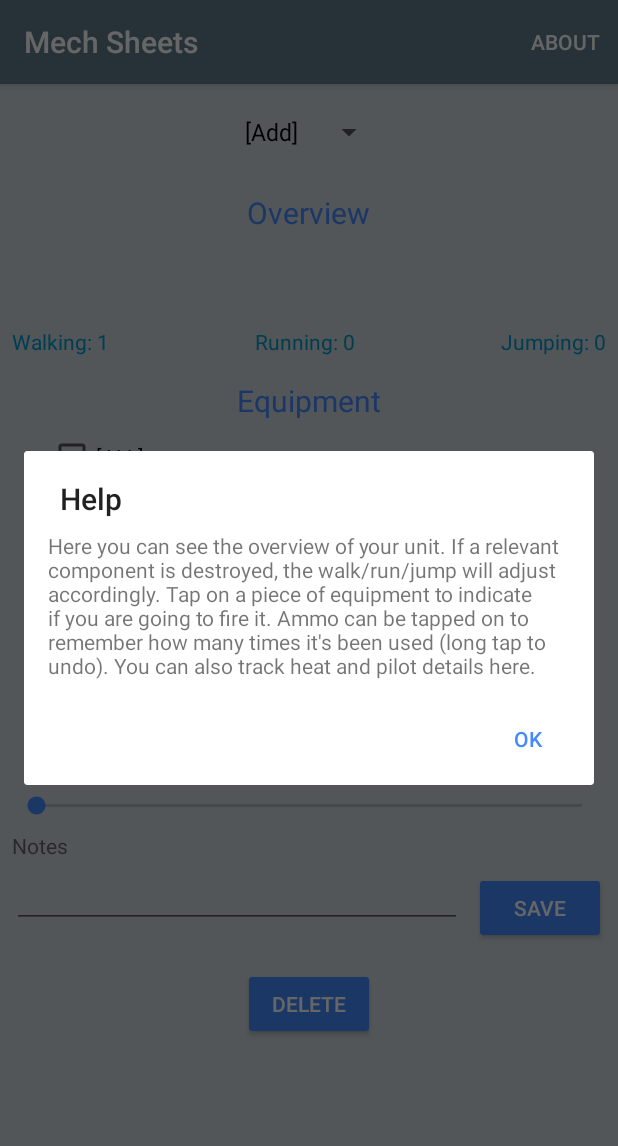
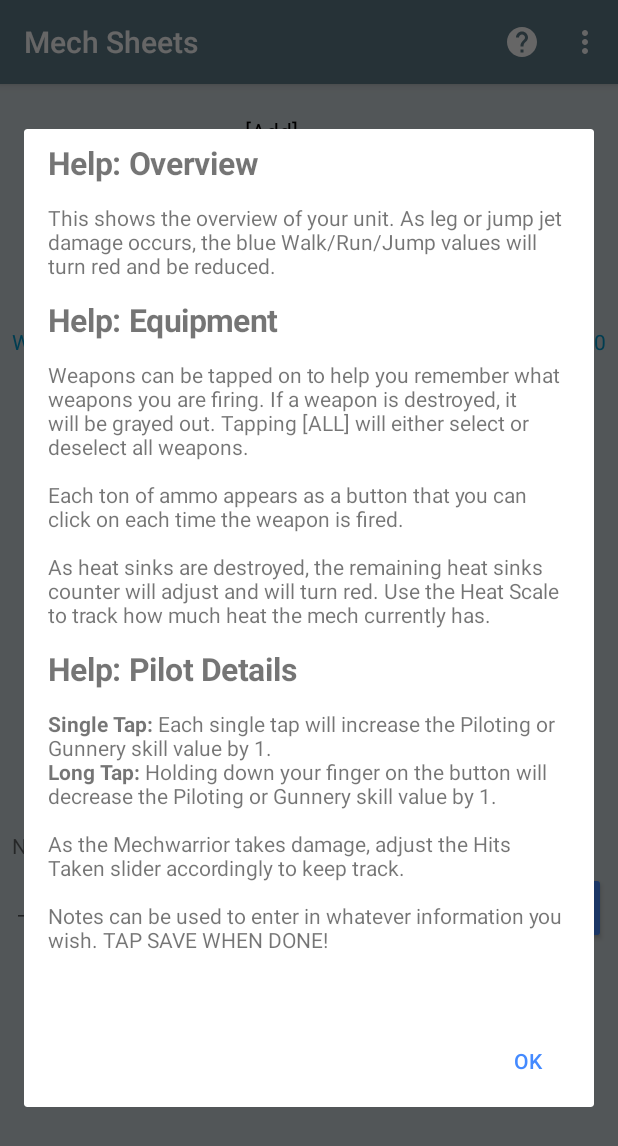
Before and after one commit to Terence-D/MechSheets, an Android app: the fragment FragmentOverview placed in its activity, on a phone screen of 412 x 824 dp. Shown: the top 1146 px of the screen. Run offline under Robolectric (Android 15) with nearby library versions, the phone set to English and light mode, and no system bars; 44 statements that could not run were skipped.

Commit message:
fixed bug with single heatsinks being inverted if they have taken damage or not Greatly expanded help screen Added Help menu to view help at any time Consolidated Dialog viewing into single piece of code Made not field multi line limited how much of the description is shown on the top chooser

```diff
--- a/app/build.gradle
+++ b/app/build.gradle
@@ -13,8 +13,8 @@ android {
         applicationId "ca.coffeeshopstudio.meksheets"
         minSdkVersion 19
         targetSdkVersion 27
-        versionCode 3
-        versionName "1.0.1"
+        versionCode 4
+        versionName "1.1"
         testInstrumentationRunner "android.support.test.runner.AndroidJUnitRunner"
     }
     buildTypes {
--- a/app/src/main/java/ca/coffeeshopstudio/meksheets/models/Mek.java
+++ b/app/src/main/java/ca/coffeeshopstudio/meksheets/models/Mek.java
@@ -767,7 +767,8 @@ public class Mek {
             //regular heatsinks are easy - just count
             for (Component component : location) {
                 if (component.getName().replace(" ", "").contains(MTF_HEAT_SINK)) {
-                    hsCount++; //that was easy
+                    if (!component.isFunctioning())
+                        hsCount++; //that was easy
                 }
             }
         } else { //double heat sinks
--- a/app/src/main/java/ca/coffeeshopstudio/meksheets/views/ActivityMain.java
+++ b/app/src/main/java/ca/coffeeshopstudio/meksheets/views/ActivityMain.java
@@ -15,6 +15,7 @@ import android.support.annotation.NonNull;
 import android.support.design.widget.BottomNavigationView;
 import android.support.v7.app.AlertDialog;
 import android.support.v7.app.AppCompatActivity;
+import android.text.Html;
 import android.util.Log;
 import android.view.LayoutInflater;
 import android.view.Menu;
@@ -52,6 +53,35 @@ public class ActivityMain extends AppCompatActivity implements BaseFragment.OnFr
     private Spinner spinner;
     private  BottomNavigationView navigation;
 
+    private String tag;
+    private BottomNavigationView.OnNavigationItemSelectedListener mOnNavigationItemSelectedListener
+            = new BottomNavigationView.OnNavigationItemSelectedListener() {
+
+        @Override
+        public boolean onNavigationItemSelected(@NonNull MenuItem item) {
+            save();
+            switch (item.getItemId()) {
+                case R.id.navigation_overview:
+                    initFragment(FragmentOverview.newInstance(), FragmentOverview.getFragmentTag());
+                    return true;
+                case R.id.navigation_armor:
+                    initFragment(FragmentArmor.newInstance(), FragmentArmor.getFragmentTag());
+                    return true;
+                case R.id.navigation_components:
+                    initFragment(FragmentComponents.newInstance(), FragmentComponents.getFragmentTag());
+                    return true;
+            }
+            return false;
+        }
+    };
+
+    @Override
+    public boolean onCreateOptionsMenu(Menu menu) {
+        getMenuInflater().inflate(R.menu.main, menu);
+
+        return true;
+    }
+
     @Override
     protected void onCreate(Bundle savedInstanceState) {
         super.onCreate(savedInstanceState);
@@ -81,32 +111,26 @@ public class ActivityMain extends AppCompatActivity implements BaseFragment.OnFr
             }
 
             String currentFragment = savedInstanceState.getString(BUNDLE_CURRENT_FRAGMENT);
+            assert currentFragment != null;
             if (currentFragment.equals(FragmentOverview.class.getSimpleName())) {
-                initFragment(FragmentOverview.newInstance());
+                initFragment(FragmentOverview.newInstance(), FragmentOverview.getFragmentTag());
             } else if (currentFragment.equals(FragmentMain.class.getSimpleName())) {
                 currentMek = -1;
-                initFragment(FragmentMain.newInstance());
+                initFragment(FragmentMain.newInstance(), FragmentMain.getFragmentTag());
             } else if (currentFragment.equals(FragmentArmor.class.getSimpleName())) {
-                initFragment(FragmentArmor.newInstance());
+                initFragment(FragmentArmor.newInstance(), FragmentArmor.getFragmentTag());
             } else if (currentFragment.equals(FragmentComponents.class.getSimpleName())) {
-                initFragment(FragmentComponents.newInstance());
+                initFragment(FragmentComponents.newInstance(), FragmentComponents.getFragmentTag());
             }
         } else {
             if (currentMek == -1)
-                initFragment (FragmentMain.newInstance());
+                initFragment(FragmentMain.newInstance(), FragmentMain.getFragmentTag());
             else
-                initFragment (FragmentOverview.newInstance());
+                initFragment(FragmentOverview.newInstance(), FragmentOverview.getFragmentTag());
         }
         updateTopBar();
         updateSpinner();
         //changeSelection();
-    }
-
-    @Override
-    public boolean onCreateOptionsMenu(Menu menu) {
-        getMenuInflater().inflate(R.menu.main, menu);
-
-        return true;
     }
 
     @Override
@@ -115,28 +139,43 @@ public class ActivityMain extends AppCompatActivity implements BaseFragment.OnFr
             case R.id.menu_about:
                 startActivity(new Intent(this, ActivityAbout.class));
                 return true;
+            case R.id.menu_help:
+                getHelpMsg();
+                return true;
             default:
                 break;
         }
         return super.onOptionsItemSelected(item);
     }
 
-    private void updateSpinner() {
-        spinner.setOnItemSelectedListener(null);
-        ArrayAdapter<String> spinnerArrayAdapter = new ArrayAdapter<>(this, android.R.layout.simple_spinner_dropdown_item, spinnerValues);
-        spinnerValues.clear();
-        spinnerValues.add(getString(R.string.spinner_value_none));
-        for (Mek mek : meks) {
-            String value = mek.getName();
-            if (value == null)
-                value = "null";
-            if (mek.getDescription() != null)
-                value += ": " + mek.getDescription();
-            spinnerValues.add(value);
+    public void getHelpMsg() {
+        int helpMsg = R.string.help_main;
+        if (tag.equals(FragmentArmor.getFragmentTag())) {
+            helpMsg = R.string.help_armor;
         }
-        spinner.setAdapter(spinnerArrayAdapter);
-        spinner.setSelection(currentMek + 1);
-        spinner.setOnItemSelectedListener(this);
+        if (tag.equals(FragmentComponents.getFragmentTag())) {
+            helpMsg = R.string.help_components;
+        }
+        if (tag.equals(FragmentOverview.getFragmentTag())) {
+            helpMsg = R.string.help_overview;
+        }
+
+        displayMessage(helpMsg);
+    }
+
+    public void displayMessage(int helpMsg) {
+        LayoutInflater inflater = LayoutInflater.from(this);
+        View view = inflater.inflate(R.layout.alert_dialog, null);
+
+        TextView msg = view.findViewById(R.id.textmsg);
+        msg.setText(Html.fromHtml(getString(helpMsg)));
+        AlertDialog.Builder alertDialog = new AlertDialog.Builder(this);
+        //alertDialog.setTitle(R.string.help_title);
+
+        alertDialog.setView(view);
+        alertDialog.setPositiveButton(android.R.string.ok, null);
+        AlertDialog alert = alertDialog.create();
+        alert.show();
     }
 
     private void getActiveMeks() {
@@ -153,38 +192,36 @@ public class ActivityMain extends AppCompatActivity implements BaseFragment.OnFr
         return meks.get(currentMek);
     }
 
-    private void initFragment(Fragment fragment) {
+    private void updateSpinner() {
+        spinner.setOnItemSelectedListener(null);
+        ArrayAdapter<String> spinnerArrayAdapter = new ArrayAdapter<>(this, android.R.layout.simple_spinner_dropdown_item, spinnerValues);
+        spinnerValues.clear();
+        spinnerValues.add(getString(R.string.spinner_value_none));
+        for (Mek mek : meks) {
+            String value = mek.getName();
+            if (value == null)
+                value = "null";
+            if (mek.getDescription() != null)
+                value += ": " + mek.getDescription().substring(0, 4);
+            spinnerValues.add(value);
+        }
+        spinner.setAdapter(spinnerArrayAdapter);
+        spinner.setSelection(currentMek + 1);
+        spinner.setOnItemSelectedListener(this);
+    }
+
+    private void initFragment(Fragment fragment, String tag) {
         this.fragment = fragment;
+        this.tag = tag;
         if (fragment instanceof FragmentMain )
             navigation.setVisibility(View.GONE);
         else
             navigation.setVisibility(View.VISIBLE);
 
         getFragmentManager().beginTransaction().
-                replace(R.id.main, fragment).commit();
+                replace(R.id.main, fragment, tag).commit();
         getFragmentManager().executePendingTransactions();
     }
-
-    private BottomNavigationView.OnNavigationItemSelectedListener mOnNavigationItemSelectedListener
-            = new BottomNavigationView.OnNavigationItemSelectedListener() {
-
-        @Override
-        public boolean onNavigationItemSelected(@NonNull MenuItem item) {
-            save();
-            switch (item.getItemId()) {
-                case R.id.navigation_overview:
-                    initFragment (FragmentOverview.newInstance());
-                    return true;
-                case R.id.navigation_armor:
-                    initFragment (FragmentArmor.newInstance());
-                    return true;
-                case R.id.navigation_components:
-                    initFragment (FragmentComponents.newInstance());
-                    return true;
-            }
-            return false;
-        }
-    };
 
     @Override
     public void onFragmentInteraction(Uri uri) {
@@ -222,27 +259,12 @@ public class ActivityMain extends AppCompatActivity implements BaseFragment.OnFr
 
             addToList(mek);
             currentMek = meks.size() - 1;
-            initFragment(FragmentOverview.newInstance());
+            initFragment(FragmentOverview.newInstance(), FragmentOverview.getFragmentTag());
         } catch (IOException ioe) {
             Log.d(TAG, "readTextFromUri: " + ioe.getLocalizedMessage());
-            CreateFileErrorDialog();
+            displayMessage(R.string.invalid_file_format);
         }
 
-    }
-
-    private void CreateFileErrorDialog() {
-        LayoutInflater inflater = LayoutInflater.from(this);
-        View view = inflater.inflate(R.layout.alert_dialog, null);
-
-        TextView msg = view.findViewById(R.id.textmsg);
-        msg.setText(R.string.invalid_file_format);
-        AlertDialog.Builder alertDialog = new AlertDialog.Builder(this);
-        alertDialog.setTitle(R.string.help_title);
-
-        alertDialog.setView(view);
-        alertDialog.setPositiveButton(android.R.string.ok, null);
-        AlertDialog alert = alertDialog.create();
-        alert.show();
     }
 
     @Override
@@ -279,11 +301,11 @@ public class ActivityMain extends AppCompatActivity implements BaseFragment.OnFr
     public void onItemSelected(AdapterView<?> adapterView, View view, int i, long l) {
         if (i == 0) {
             currentMek = -1;
-            initFragment(FragmentMain.newInstance());
+            initFragment(FragmentMain.newInstance(), FragmentMain.getFragmentTag());
         } else {
             currentMek = i - 1;
             if (fragment instanceof FragmentMain) {
-                initFragment(FragmentOverview.newInstance());
+                initFragment(FragmentOverview.newInstance(), FragmentOverview.getFragmentTag());
             } else {
                 fragment.onResume();
             }
@@ -308,9 +330,9 @@ public class ActivityMain extends AppCompatActivity implements BaseFragment.OnFr
 
         if (currentMek <= -1) {
             currentMek = -1; //never go below -1
-            initFragment(FragmentMain.newInstance());
+            initFragment(FragmentMain.newInstance(), FragmentMain.getFragmentTag());
         } else if (fragment instanceof FragmentMain) {
-            initFragment(FragmentOverview.newInstance());
+            initFragment(FragmentOverview.newInstance(), FragmentOverview.getFragmentTag());
         } else {
             save();
             fragment.onResume();
--- a/app/src/main/java/ca/coffeeshopstudio/meksheets/views/BaseFragment.java
+++ b/app/src/main/java/ca/coffeeshopstudio/meksheets/views/BaseFragment.java
@@ -12,12 +12,8 @@ import android.content.Context;
 import android.content.SharedPreferences;
 import android.net.Uri;
 import android.preference.PreferenceManager;
-import android.support.v7.app.AlertDialog;
-import android.view.LayoutInflater;
 import android.view.View;
-import android.widget.TextView;
 
-import ca.coffeeshopstudio.meksheets.R;
 import ca.coffeeshopstudio.meksheets.models.Mek;
 
 public abstract class BaseFragment extends Fragment {
@@ -59,24 +55,9 @@ public abstract class BaseFragment extends Fragment {
         SharedPreferences prefs = PreferenceManager.getDefaultSharedPreferences(getActivity());
         boolean sawWindow = prefs.getBoolean(helpMainPref, false);
         if (!sawWindow) {
-            displayMessage(helpMsg);
+            ((ActivityMain) getActivity()).displayMessage(helpMsg);
             prefs.edit().putBoolean(helpMainPref, true).apply();
         }
-    }
-
-    private void displayMessage(int helpMsg) {
-        LayoutInflater inflater = LayoutInflater.from(getActivity());
-        View view = inflater.inflate(R.layout.alert_dialog, null);
-
-        TextView msg = view.findViewById(R.id.textmsg);
-        msg.setText(helpMsg);
-        AlertDialog.Builder alertDialog = new AlertDialog.Builder(getActivity());
-        alertDialog.setTitle(R.string.help_title);
-
-        alertDialog.setView(view);
-        alertDialog.setPositiveButton(android.R.string.ok, null);
-        AlertDialog alert = alertDialog.create();
-        alert.show();
     }
 
     /**
@@ -96,5 +77,4 @@ public abstract class BaseFragment extends Fragment {
     }
 
     abstract void updateView();
-
 }
--- a/app/src/main/java/ca/coffeeshopstudio/meksheets/views/FragmentArmor.java
+++ b/app/src/main/java/ca/coffeeshopstudio/meksheets/views/FragmentArmor.java
@@ -35,6 +35,10 @@ public class FragmentArmor extends BaseFragment implements View.OnClickListener,
     public static FragmentArmor newInstance() {
         FragmentArmor fragment = new FragmentArmor();
         return fragment;
+    }
+
+    public static String getFragmentTag() {
+        return "ARMOR";
     }
 
     @Override
--- a/app/src/main/java/ca/coffeeshopstudio/meksheets/views/FragmentComponents.java
+++ b/app/src/main/java/ca/coffeeshopstudio/meksheets/views/FragmentComponents.java
@@ -36,6 +36,10 @@ public class FragmentComponents extends BaseFragment implements View.OnClickList
     public static FragmentComponents newInstance() {
         FragmentComponents fragment = new FragmentComponents();
         return fragment;
+    }
+
+    public static String getFragmentTag() {
+        return "COMPONENTS";
     }
 
     @Override
--- a/app/src/main/java/ca/coffeeshopstudio/meksheets/views/FragmentMain.java
+++ b/app/src/main/java/ca/coffeeshopstudio/meksheets/views/FragmentMain.java
@@ -37,6 +37,10 @@ public class FragmentMain extends BaseFragment implements View.OnClickListener {
     public static FragmentMain newInstance() {
         FragmentMain fragment = new FragmentMain();
         return fragment;
+    }
+
+    public static String getFragmentTag() {
+        return "MAIN";
     }
 
     @Override
--- a/app/src/main/java/ca/coffeeshopstudio/meksheets/views/FragmentOverview.java
+++ b/app/src/main/java/ca/coffeeshopstudio/meksheets/views/FragmentOverview.java
@@ -49,6 +49,10 @@ public class FragmentOverview extends BaseFragment implements SeekBar.OnSeekBarC
 
     public static FragmentOverview newInstance() {
         return new FragmentOverview();
+    }
+
+    public static String getFragmentTag() {
+        return "OVERVIEW";
     }
 
     @Override
--- /dev/null
+++ b/app/src/main/res/drawable/ic_help_white_24dp.xml
@@ -0,0 +1,17 @@
+<!--
+  ~ Copyright (c) 2018
+  ~ Terry Doerksen
+  ~ https://creativecommons.org/licenses/by-nc/4.0/
+  ~
+  -->
+
+<vector xmlns:android="http://schemas.android.com/apk/res/android"
+    android:width="24dp"
+    android:height="24dp"
+    android:tint="#FFFFFF"
+    android:viewportHeight="24.0"
+    android:viewportWidth="24.0">
+    <path
+        android:fillColor="#FF000000"
+        android:pathData="M12,2C6.48,2 2,6.48 2,12s4.48,10 10,10 10,-4.48 10,-10S17.52,2 12,2zM13,19h-2v-2h2v2zM15.07,11.25l-0.9,0.92C13.45,12.9 13,13.5 13,15h-2v-0.5c0,-1.1 0.45,-2.1 1.17,-2.83l1.24,-1.26c0.37,-0.36 0.59,-0.86 0.59,-1.41 0,-1.1 -0.9,-2 -2,-2s-2,0.9 -2,2L8,9c0,-2.21 1.79,-4 4,-4s4,1.79 4,4c0,0.88 -0.36,1.68 -0.93,2.25z" />
+</vector>
--- a/app/src/main/res/layout/fragment_overview.xml
+++ b/app/src/main/res/layout/fragment_overview.xml
@@ -234,7 +234,7 @@
             android:layout_marginEnd="8dp"
             android:layout_marginStart="8dp"
             android:ems="10"
-            android:inputType="text"
+            android:inputType="textMultiLine"
             app:layout_constraintEnd_toStartOf="@+id/btnSave"
             app:layout_constraintStart_toStartOf="parent"
             app:layout_constraintTop_toBottomOf="@+id/textView8" />
@@ -259,7 +259,7 @@
             app:layout_constraintBottom_toBottomOf="parent"
             app:layout_constraintEnd_toEndOf="parent"
             app:layout_constraintStart_toStartOf="parent"
-            app:layout_constraintTop_toBottomOf="@+id/btnSave" />
+            app:layout_constraintTop_toBottomOf="@+id/txtDescription" />
 
         <TextView
             android:id="@+id/textView9"
--- a/app/src/main/res/menu/main.xml
+++ b/app/src/main/res/menu/main.xml
@@ -9,8 +9,13 @@
 <menu xmlns:android="http://schemas.android.com/apk/res/android"
     xmlns:app="http://schemas.android.com/apk/res-auto">
     <item
+        android:id="@+id/menu_help"
+        android:icon="@drawable/ic_help_white_24dp"
+        android:title="@string/menu_help"
+        app:showAsAction="ifRoom" />
+    <item
         android:id="@+id/menu_about"
         android:title="@string/menu_about"
-        app:showAsAction="ifRoom" />
+        app:showAsAction="never" />
 
 </menu>
--- a/app/src/main/res/values/strings.xml
+++ b/app/src/main/res/values/strings.xml
@@ -84,11 +84,56 @@ Mech Sheets software License - Copyright 2018 Terry Doerksen:
     <string name="overview_twist_front">Center</string>
     <string name="overview_twist_left">Left</string>
     <string name="overview_twist_right">Right</string>
-    <string name="help_main">To start using this app, you will need MTF files copied to your phone.  MTF files come from the excellent PC game MegaMek.  Download and extract the latest version to your computer, then copy the MTF files somewhere on your device.  Click the giant + symbol to locate them once this is done!</string>
-    <string name="help_title">Help</string>
-    <string name="help_armor">Single tap on a component once per point of damage the location receives.  If you make a mistake, Long Tap on the location to "repair" one point of damage.</string>
-    <string name="help_components">Tap on a component to indicate it is destroyed - the component will turn red.  </string>
-    <string name="help_overview">Here you can see the overview of your unit.  If a relevant component is destroyed, the walk/run/jump will adjust accordingly.  Tap on a piece of equipment to indicate if you are going to fire it.  Ammo can be tapped on to remember how many times it\'s been used (long tap to undo).  You can also track heat and pilot details here.</string>
-    <string name="invalid_file_format">This does not appear to be a supported file format.  If this should be a valid file, please contact me and provide me the MTF file you were trying to load, thank you.</string>
+    <string name="help_main">
+        <![CDATA[
+            <h1>Help: Starting Out</h1>
+            <p>To start using this app, you will need MTF files copied to your phone.  MTF files come from the excellent PC game MegaMek:<br/><br/>
+            1) Download and extract the latest version of MegaMek to your computer.<br/>
+            2) Find the MTF files included with MegaMek.<br/>
+            3) Copy the MTF files to your device.<br/>
+            4) Click on the giant + symbol and find the mechs you want.<br/><br/>
+            Note: If you copied the MTF files to your devices external SD Card you may have to tap on the menu button at the top left of the Files window and tap Show SD Card.
+        ]]>
+    </string>
+    <string name="help_armor">
+        <![CDATA[
+            <h1>Help: Armor</h1>
+            <p>When a mech takes damage, use this screen to record damage to each locations armor and internal structure.<br/><br/>
+            <b>Single Tap:</b> Each single tap will reduce the armor in that location by 1.<br/>
+            <b>Long Tap:</b> Holding your finger down on a location will restore that location by 1 point.<br/><br/>
+            When that location is destroyed, the color will change to red.
+        ]]>
+    </string>
+    <string name="help_components">
+        <![CDATA[
+            <h1>Help: Components</h1>
+            <p>When a mech takes critical damage, use this screen to record damage to each component that is hit.<br/><br/>
+            <b>Single Tap:</b> Each single tap will destroy that component in that location.<br/>
+            <b>Long Tap:</b> Holding your finger down on a destroyed component will return it to functional status.<br/><br/>
+            When a component is destroyed, it will affect the Overview screen - for example destroying a weapon here will disable it in the Overview screen.  Damaging a leg will reduce it\'s indicated speed.  When a component is destroyed, the color will change to red.
+        ]]>
+    </string>
+    <string name="help_overview">
+        <![CDATA[
+            <h1>Help: Overview</h1>
+            <p>This shows the overview of your unit.  As leg or jump jet damage occurs, the blue Walk/Run/Jump values will turn red and be reduced.
+            <h1>Help: Equipment</h1>
+            <p>Weapons can be tapped on to help you remember what weapons you are firing.  If a weapon is destroyed, it will be grayed out.  Tapping [ALL] will either select or deselect all weapons.<br/>
+            <p>Each ton of ammo appears as a button that you can click on each time the weapon is fired.
+            <p>As heat sinks are destroyed, the remaining heat sinks counter will adjust and will turn red.  Use the Heat Scale to track how much heat the mech currently has.
+            <h1>Help: Pilot Details</h1>
+            <b>Single Tap:</b> Each single tap will increase the Piloting or Gunnery skill value by 1.<br/>
+            <b>Long Tap:</b> Holding down your finger on the button will decrease the Piloting or Gunnery skill value by 1.<br/><br/>
+            <p>As the Mechwarrior takes damage, adjust the Hits Taken slider accordingly to keep track.<br/><br/>
+            <p>Notes can be used to enter in whatever information you wish.  TAP SAVE WHEN DONE!
+        ]]>
+    </string>
+    <string name="invalid_file_format">
+        <![CDATA[
+            <h1>Invalid File!</h1>
+            <p>This does not appear to be a supported file format.  If this should be a valid file, please contact me and provide me the MTF file you were trying to load.
+        ]]>
+    </string>
     <string name="all">[ALL]</string>
+    <string name="menu_help">Help</string>
 </resources>
```
